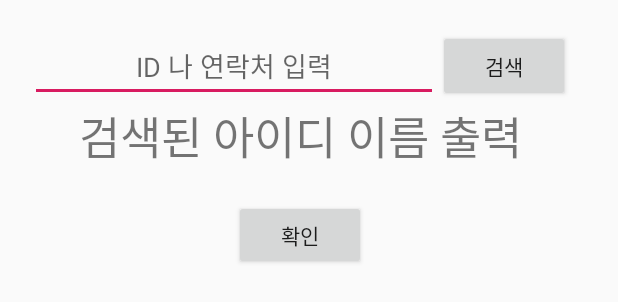
After one commit to sonjuhy/Software_Engineering, an Android app: the layout popup_activity.xml on its own in the app's theme, with its tools: preview values and no code run, on a phone screen of 412 x 824 dp. The commit adds this screen. Shown: the top 302 px of the screen. Run offline under Robolectric (Android 15) with nearby library versions, the phone set to English and light mode, and no system bars.

Commit message:
그룹 추가 유저 검색창 추가

```diff
--- a/app/src/main/AndroidManifest.xml
+++ b/app/src/main/AndroidManifest.xml
@@ -35,6 +35,7 @@
             android:theme="@style/AppTheme.NoActionBar">
 
         </activity>
+        <activity android:name=".PopupActivity" android:theme="@android:style/Theme.DeviceDefault.Light.Dialog"/>
     </application>
 
 </manifest>
--- a/app/src/main/res/layout/activity_group_sub.xml
+++ b/app/src/main/res/layout/activity_group_sub.xml
@@ -55,6 +55,7 @@
                 android:textSize="16sp" />
 
             <Button
+                android:id="@+id/add_member"
                 android:layout_width="wrap_content"
                 android:layout_height="wrap_content"
                 android:text="추가" />
--- /dev/null
+++ b/app/src/main/res/layout/popup_activity.xml
@@ -0,0 +1,47 @@
+<?xml version="1.0" encoding="utf-8"?>
+<LinearLayout xmlns:android="http://schemas.android.com/apk/res/android"
+    android:layout_width="400dp"
+    android:layout_height="200dp"
+    android:gravity="center"
+    android:orientation="vertical"
+    android:padding="20dp">
+
+    <LinearLayout
+        android:layout_width="match_parent"
+        android:layout_height="wrap_content"
+        android:gravity="center"
+        android:orientation="horizontal">
+
+        <EditText
+            android:id="@+id/editText"
+            android:layout_width="wrap_content"
+            android:layout_height="wrap_content"
+            android:layout_weight="1"
+            android:ems="10"
+            android:gravity="center"
+            android:hint="ID 나 연락처 입력"
+            android:inputType="textPersonName" />
+
+        <Button
+            android:id="@+id/member_search"
+            android:layout_width="wrap_content"
+            android:layout_height="wrap_content"
+            android:text="검색" />
+    </LinearLayout>
+
+    <TextView
+        android:id="@+id/textView8"
+        android:layout_width="match_parent"
+        android:layout_height="wrap_content"
+        android:gravity="center"
+        android:text="검색된 아이디 이름 출력"
+        android:textSize="30sp" />
+
+    <Button
+        android:id="@+id/member_ok"
+        android:layout_width="wrap_content"
+        android:layout_height="wrap_content"
+        android:layout_marginTop="20dp"
+        android:text="확인" />
+
+</LinearLayout>
```
Also changed, not shown: app/src/main/java/com/example/software_engineering/GroupMainActivity.java (+7 -0 lines), app/src/main/java/com/example/software_engineering/GroupSubActivity.java (+21 -0 lines), app/src/main/java/com/example/software_engineering/PopupActivity.java (added, +47 -0 lines).
